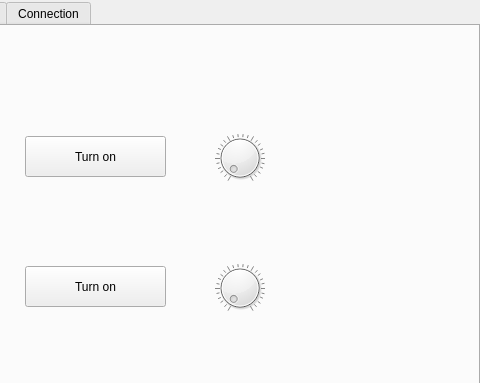
First picture: the form in src/application/appwindow.ui, repository mvan/4985Final, before the edit; both pictures show x 187 to 667 and y 0 to 383 of the 667 by 499 pixel window.
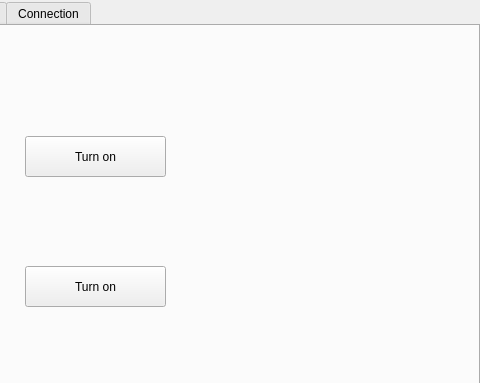
Second picture: the form after the edit. The open tabs and pages were chosen to show the change. Custom widgets are drawn as their Qt base class.

Commit message: Removed the knobs

The edit to the form file:
```diff
--- a/src/application/appwindow.ui
+++ b/src/application/appwindow.ui
@@ -315,19 +315,6 @@
      <string>Turn on</string>
     </property>
    </widget>
-   <widget class="QDial" name="volSelf">
-    <property name="geometry">
-     <rect>
-      <x>400</x>
-      <y>100</y>
-      <width>50</width>
-      <height>64</height>
-     </rect>
-    </property>
-    <property name="notchesVisible">
-     <bool>true</bool>
-    </property>
-   </widget>
    <widget class="QPushButton" name="txMicroOther">
     <property name="geometry">
      <rect>
@@ -358,19 +345,6 @@
 &lt;p style=&quot; margin-top:0px; margin-bottom:0px; margin-left:0px; margin-right:0px; -qt-block-indent:0; text-indent:0px;&quot;&gt;&lt;span style=&quot; font-size:12pt;&quot;&gt;Other Microphone&lt;/span&gt;&lt;/p&gt;&lt;/body&gt;&lt;/html&gt;</string>
     </property>
    </widget>
-   <widget class="QDial" name="volOther">
-    <property name="geometry">
-     <rect>
-      <x>400</x>
-      <y>230</y>
-      <width>50</width>
-      <height>64</height>
-     </rect>
-    </property>
-    <property name="notchesVisible">
-     <bool>true</bool>
-    </property>
-   </widget>
   </widget>
   <widget class="QWidget" name="chat">
    <attribute name="title">
```
